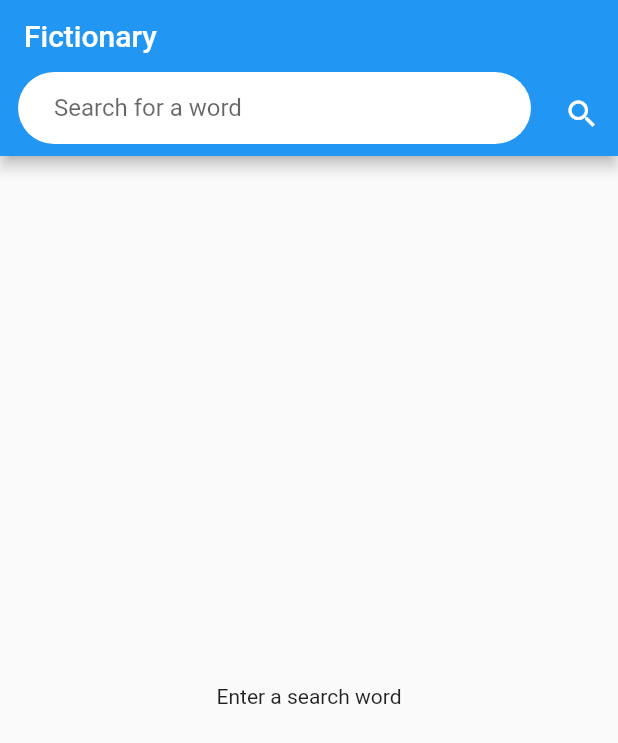
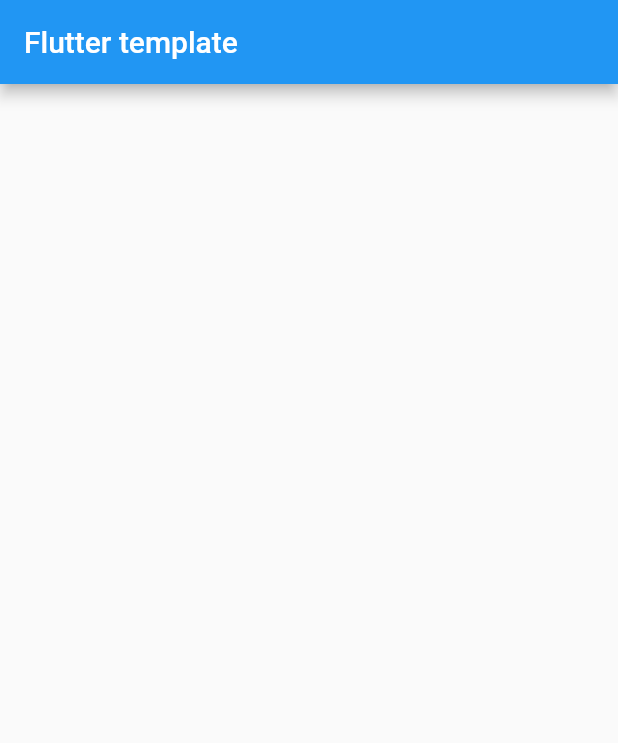
Before and after one commit to smchoi66/flutter-template, a Flutter app: the screen it shows after launch, on a phone screen of 412 x 824 dp. Shown: the top 743 px of the screen. Run offline on Flutter 3.47's test engine with Material 2 defaults, Android fonts, the phone set to English and light mode, and no system bars.

Commit message:
template

```diff
--- a/lib/main.dart
+++ b/lib/main.dart
@@ -1,7 +1,3 @@
-import 'dart:async';
-import 'dart:convert';
-
-import 'package:http/http.dart' as http;
 import 'package:flutter/material.dart';
 
 void main() {
@@ -9,11 +5,10 @@
 }
 
 class MyApp extends StatelessWidget {
-  // This widget is the root of your application.
   @override
   Widget build(BuildContext context) {
     return MaterialApp(
-      title: 'Fictionary',
+      title: 'Template',
       debugShowCheckedModeBanner: false,
       theme: ThemeData(
         primarySwatch: Colors.blue,
@@ -29,133 +24,13 @@
 }
 
 class _MyHomePageState extends State<MyHomePage> {
-  final String urlString = 'https://owlbot.info/api/v4/dictionary/';
-  final String _token = 'dab10c94e25df4dd326ed99cc01f3970598637bb';
-
-  final _controller = TextEditingController();
-
-  late StreamController _streamController;
-  late Stream _stream;
-
-  Timer? _debounce;
-
-  void _search() async {
-    if (_controller.text.trim().isEmpty) {
-      _streamController.add(null);
-      return;
-    }
-
-    _streamController.add('waiting');
-    var url = Uri.parse(urlString + _controller.text.trim());
-    var response =
-        await http.get(url, headers: {'Authorization': 'Token ' + _token});
-    print(response.body);
-    print(response.statusCode);
-    if (response.statusCode == 200) {
-      _streamController.add(json.decode(response.body));
-    }
-  }
-
-  @override
-  void initState() {
-    super.initState();
-    _streamController = StreamController();
-    _stream = _streamController.stream;
-  }
-
   @override
   Widget build(BuildContext context) {
     return Scaffold(
       appBar: AppBar(
-        title: Text('Fictionary'),
-        bottom: PreferredSize(
-          preferredSize: Size.fromHeight(48.0),
-          child: Row(
-            children: [
-              Expanded(
-                child: Container(
-                  margin: EdgeInsets.only(left: 12.0, bottom: 8.0),
-                  decoration: BoxDecoration(
-                    color: Colors.white,
-                    borderRadius: BorderRadius.circular(24.0),
-                  ),
-                  child: TextFormField(
-                    onChanged: (value) {
-                      if (_debounce?.isActive ?? false) _debounce!.cancel();
-                      _debounce = Timer(const Duration(milliseconds: 1000), () {
-                        _search();
-                      });
-                    },
-                    controller: _controller,
-                    decoration: InputDecoration(
-                      hintText: 'Search for a word',
-                      contentPadding: const EdgeInsets.only(left: 24.0),
-                      border: InputBorder.none,
-                    ),
-                  ),
-                ),
-              ),
-              SizedBox(width: 10),
-              IconButton(
-                onPressed: () {
-                  _search();
-                },
-                icon: Icon(Icons.search, color: Colors.white),
-              ),
-            ],
-          ),
-        ),
+        title: Text('Flutter template'),
       ),
-      body: Container(
-        margin: EdgeInsets.all(8.0),
-        child: StreamBuilder(
-          stream: _stream,
-          builder: (context, AsyncSnapshot snapshot) {
-            if (snapshot.data == null) {
-              return Center(child: Text('Enter a search word'));
-            }
-
-            if (snapshot.data == 'waiting') {
-              return Center(
-                child: CircularProgressIndicator(),
-              );
-            }
-
-            return ListView.builder(
-              itemCount: snapshot.data['definitions'].length,
-              itemBuilder: (context, index) {
-                return ListBody(
-                  children: [
-                    Container(
-                      color: Colors.grey[300],
-                      child: ListTile(
-                        leading: snapshot.data['definitions'][index]
-                                    ['image_url'] ==
-                                null
-                            ? null
-                            : CircleAvatar(
-                                backgroundImage: NetworkImage(snapshot
-                                    .data['definitions'][index]['image_url']),
-                              ),
-                        title: Text(_controller.text.trim() +
-                            '(' +
-                            snapshot.data['definitions'][index]['type'] +
-                            ')'),
-                      ),
-                    ),
-                    Padding(
-                      padding: EdgeInsets.all(8.0),
-                      child: Text(
-                        snapshot.data['definitions'][index]['definition'],
-                      ),
-                    ),
-                  ],
-                );
-              },
-            );
-          },
-        ),
-      ),
+      body: Container(),
     );
   }
 }
--- a/pubspec.yaml
+++ b/pubspec.yaml
@@ -24,7 +24,6 @@
   flutter:
     sdk: flutter
   cupertino_icons: ^1.0.2
-  http: ^0.13.1
 
 dev_dependencies:
   flutter_test:
```
Also changed, not shown: pubspec.lock, 6 other files.
